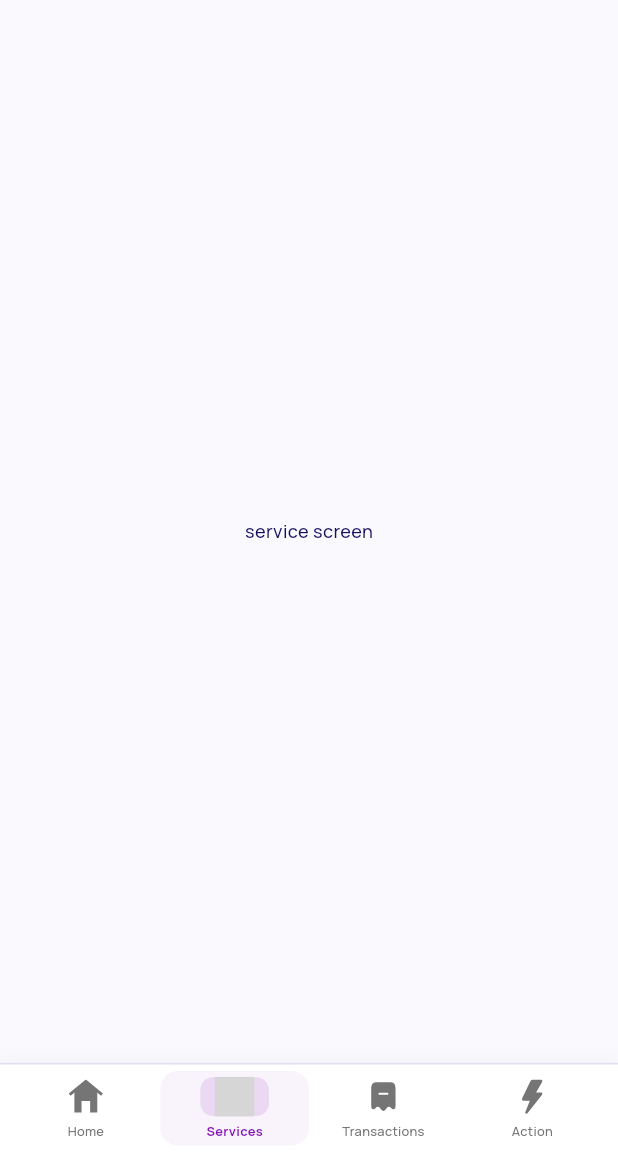
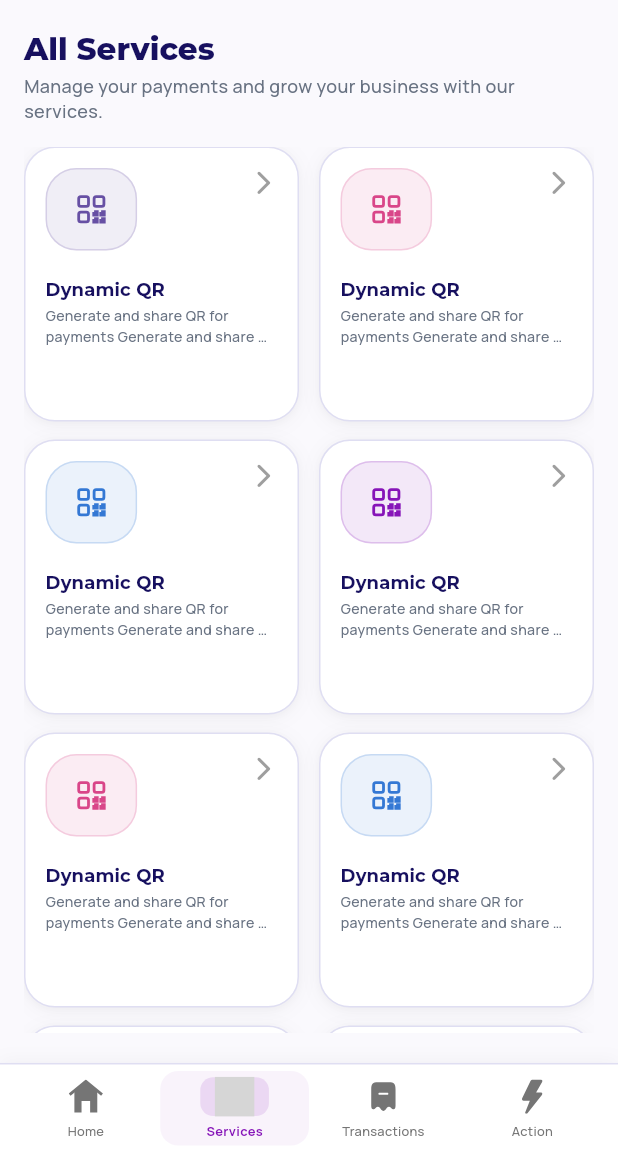
Before and after one commit to Venkantesh22/Tpipay-payment-getway, a Flutter app: the screen it shows after launch, after a tap on "View All", on a phone screen of 412 x 824 dp, the part 84-1236 px from its top. Run offline on Flutter 3.47's test engine with Material 3 defaults, Android fonts, the phone set to English and light mode, and no system bars; drawn by our look-alikes of toastification; our stand-ins replace cached_network_image, carousel_slider, custom_refresh_indicator, flutter_screenutil, flutter_svg, get and 10 more; missing offline and left inert: onesignal_flutter; grey boxes are pictures that could not be loaded.

Commit message:
create service screen UI

```diff
--- a/lib/views/screens/dashboard/home_screen/widget/row_service_section/row_service_section.dart
+++ b/lib/views/screens/dashboard/home_screen/widget/row_service_section/row_service_section.dart
@@ -7,6 +7,7 @@ import 'package:vlr/services/constants.dart';
 import 'package:vlr/services/custom_text.dart';
 import 'package:vlr/services/theme.dart';
 import 'package:vlr/views/base/custom_image.dart';
+import 'package:vlr/views/screens/dashboard/home_screen/widget/row_service_section/service_widget.dart';
 import 'package:vlr/views/widget/view_all_widget/view_all_widget.dart';
 
 class RowOfServiceSection extends StatelessWidget {
@@ -40,33 +41,7 @@ class RowOfServiceSection extends StatelessWidget {
               scrollDirection: Axis.horizontal,
               physics: const NeverScrollableScrollPhysics(),
               itemBuilder: (context, index) {
-                return Column(
-                  children: [
-                    Container(
-                      height: 64.h,
-                      width: 64.w,
-                      padding: EdgeInsets.all(16.w),
-                      decoration: serviceContainerDecoration(index: index),
-                      child: SvgPicture.asset(
-                        Assets.svgsDynamicQr,
-                        colorFilter: ColorFilter.mode(
-                          serviceAccentColor(index),
-                          BlendMode.srcIn,
-                        ),
-                      ),
-                    ),
-                    sizedBoxHeight(height: 5),
-                    CustomText(
-                      "Dynamic Qr",
-                      maxLines: 2,
-                      overflow: TextOverflow.clip,
-                      style: Helper(context)
-                          .textTheme
-                          .bodyMedium
-                          ?.copyWith(fontSize: 14.sp),
-                    )
-                  ],
-                );
+                return ServiceWidget(index: index);
               },
               separatorBuilder: (_, __) => sizedBoxWidth(width: 26),
               itemCount: 10),
--- /dev/null
+++ b/lib/views/screens/dashboard/home_screen/widget/row_service_section/service_widget.dart
@@ -0,0 +1,51 @@
+
+import 'package:flutter/material.dart';
+import 'package:flutter_screenutil/flutter_screenutil.dart';
+import 'package:flutter_svg/svg.dart';
+import 'package:vlr/generated/assets.dart';
+import 'package:vlr/services/constants.dart';
+import 'package:vlr/services/custom_text.dart';
+import 'package:vlr/services/theme.dart';
+
+class ServiceWidget extends StatelessWidget {
+ final int index;
+ final bool showName;
+  const ServiceWidget({
+    super.key, required this.index,  this.showName = true,
+  });
+
+  @override
+  Widget build(BuildContext context) {
+    return Column(
+      children: [
+        Container(
+          height: 64.h,
+          width: 64.w,
+          padding: EdgeInsets.all(16.w),
+          decoration: serviceContainerDecoration(index: index),
+          child: SvgPicture.asset(
+            Assets.svgsDynamicQr,
+            colorFilter: ColorFilter.mode(
+              serviceAccentColor(index),
+              BlendMode.srcIn,
+            ),
+          ),
+        ),
+      showName ?   Column(
+          children: [
+            sizedBoxHeight(height: 5),
+            CustomText(
+              "Dynamic Qr",
+              maxLines: 2,
+              overflow: TextOverflow.clip,
+              style: Helper(context)
+                  .textTheme
+                  .bodyMedium
+                  ?.copyWith(fontSize: 14.sp),
+            ),
+          ],
+        ) :const SizedBox()
+      ],
+    );
+  }
+}
--- a/lib/views/screens/dashboard/service/service_screen.dart
+++ b/lib/views/screens/dashboard/service/service_screen.dart
@@ -1,6 +1,10 @@
 import 'package:flutter/material.dart';
+import 'package:flutter_screenutil/flutter_screenutil.dart';
+import 'package:vlr/services/constants.dart';
 import 'package:vlr/services/custom_text.dart';
+import 'package:vlr/services/theme.dart';
 import 'package:vlr/views/screens/dashboard/home_screen/widget/appbar_widget.dart';
+import 'package:vlr/views/screens/dashboard/service/widget/service_big_widget.dart';
 
 class ServiceScreen extends StatelessWidget {
   const ServiceScreen({super.key});
@@ -8,10 +12,47 @@ class ServiceScreen extends StatelessWidget {
   @override
   Widget build(BuildContext context) {
     return Scaffold(
-      appBar: AppbarWidget(),
-      body: Center(
-        child: CustomText("service screen"),
-
+      appBar: const AppbarWidget(),
+      body: Padding(
+        padding: AppConstants.screenPadding,
+        child: Column(
+          crossAxisAlignment: CrossAxisAlignment.start,
+          children: [
+            CustomText(
+              "All Services",
+              style: Helper(context)
+                  .textTheme
+                  .titleLarge
+                  ?.copyWith(fontSize: 24.sp),
+            ),
+            sizedBoxHeight(height: 4.h),
+            CustomText(
+              "Manage your payments and grow your business with our services.",
+              overflow: TextOverflow.clip,
+              style: Helper(context).textTheme.bodyMedium?.copyWith(
+                    fontSize: 14.sp,
+                    color: greyText,
+                  ),
+            ),
+            sizedBoxHeight(height: 20.h),
+            Expanded(
+              child: GridView.builder(
+                shrinkWrap: true,
+                physics: const BouncingScrollPhysics(),
+                gridDelegate: SliverGridDelegateWithFixedCrossAxisCount(
+                  crossAxisCount: 2,
+                  crossAxisSpacing:
+                      14.w,
+                  mainAxisSpacing: 14.h,
+                ),
+                itemBuilder: (context, index) {
+                  return ServiceBigWidget(index: index);
+                },
+                itemCount: 10,
+              ),
+            ),
+          ],
+        ),
       ),
     );
   }
--- /dev/null
+++ b/lib/views/screens/dashboard/service/widget/service_big_widget.dart
@@ -0,0 +1,57 @@
+import 'package:flutter/material.dart';
+import 'package:flutter_screenutil/flutter_screenutil.dart';
+import 'package:vlr/services/constants.dart';
+import 'package:vlr/services/custom_text.dart';
+import 'package:vlr/services/theme.dart';
+import 'package:vlr/views/screens/dashboard/home_screen/widget/row_service_section/service_widget.dart';
+
+class ServiceBigWidget extends StatelessWidget {
+  final int index;
+  const ServiceBigWidget({
+    super.key,
+    required this.index,
+  });
+
+  @override
+  Widget build(BuildContext context) {
+    return Container(
+      padding: EdgeInsets.all(14.w),
+      decoration: containerDecoration,
+      child: Column(
+        crossAxisAlignment: CrossAxisAlignment.start,
+        children: [
+          Row(
+            mainAxisAlignment: MainAxisAlignment.spaceBetween,
+            crossAxisAlignment: CrossAxisAlignment.start,
+            children: [
+              ServiceWidget(
+                index: index,
+                showName: false,
+              ),
+              const Icon(
+                Icons.arrow_forward_ios_rounded,
+                color: grey,
+              )
+            ],
+          ),
+          sizedBoxHeight(height: 24.h),
+          CustomText(
+            "Dynamic QR",
+            style:
+                Helper(context).textTheme.titleSmall?.copyWith(fontSize: 14.sp),
+          ),
+          sizedBoxHeight(height: 3.h),
+          CustomText(
+            "Generate and share QR for payments Generate and share QR",
+            maxLines: 2,
+            overflow: TextOverflow.ellipsis,
+            style: Helper(context)
+                .textTheme
+                .bodyMedium
+                ?.copyWith(fontSize: 11.sp, color: greyText),
+          ),
+        ],
+      ),
+    );
+  }
+}
```
